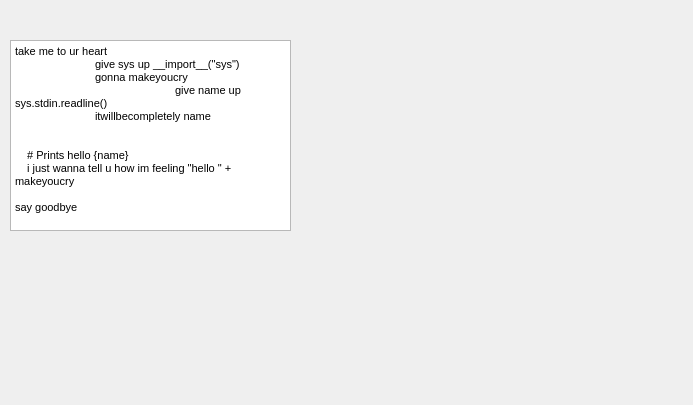
Qt form ui/themes.ui (RedEnder666/RickRoll_IDE) before a commit.
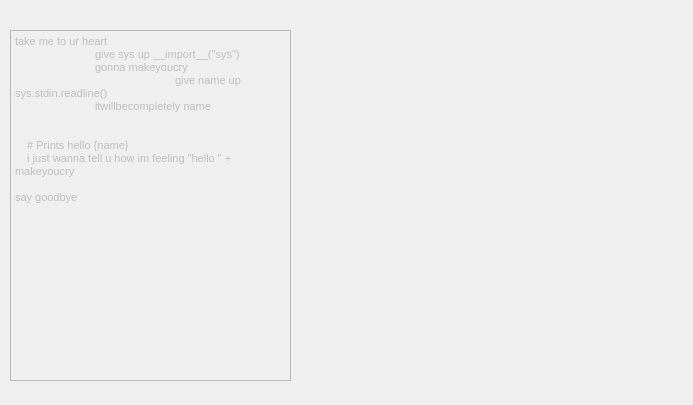
The same form after that commit.

Commit message: Themes better

The edit to the form file:
```diff
--- a/ui/themes.ui
+++ b/ui/themes.ui
@@ -13,20 +13,28 @@
   <property name="windowTitle">
    <string>Form</string>
   </property>
-  <widget class="QTextEdit" name="textEdit">
+  <widget class="QTextEdit" name="codeEdit">
+   <property name="enabled">
+    <bool>false</bool>
+   </property>
    <property name="geometry">
     <rect>
      <x>10</x>
-     <y>40</y>
+     <y>30</y>
      <width>281</width>
-     <height>191</height>
+     <height>351</height>
     </rect>
    </property>
+   <property name="font">
+    <font>
+     <pointsize>15</pointsize>
+    </font>
+   </property>
    <property name="html">
     <string>&lt;!DOCTYPE HTML PUBLIC &quot;-//W3C//DTD HTML 4.0//EN&quot; &quot;http://www.w3.org/TR/REC-html40/strict.dtd&quot;&gt;
 &lt;html&gt;&lt;head&gt;&lt;meta name=&quot;qrichtext&quot; content=&quot;1&quot; /&gt;&lt;style type=&quot;text/css&quot;&gt;
 p, li { white-space: pre-wrap; }
-&lt;/style&gt;&lt;/head&gt;&lt;body style=&quot; font-family:'MS Shell Dlg 2'; font-size:8.25pt; font-weight:400; font-style:normal;&quot;&gt;
+&lt;/style&gt;&lt;/head&gt;&lt;body style=&quot; font-family:'MS Shell Dlg 2'; font-size:15pt; font-weight:400; font-style:normal;&quot;&gt;
 &lt;p style=&quot; margin-top:0px; margin-bottom:0px; margin-left:0px; margin-right:0px; -qt-block-indent:0; text-indent:0px;&quot;&gt;&lt;span style=&quot; font-size:8pt;&quot;&gt;take me to ur heart&lt;/span&gt;&lt;/p&gt;
 &lt;p style=&quot; margin-top:0px; margin-bottom:0px; margin-left:0px; margin-right:0px; -qt-block-indent:0; text-indent:0px; -qt-user-state:0;&quot;&gt;&lt;span style=&quot; font-size:8pt;&quot;&gt;	give sys up __import__(&amp;quot;sys&amp;quot;)&lt;/span&gt;&lt;/p&gt;
 &lt;p style=&quot; margin-top:0px; margin-bottom:0px; margin-left:0px; margin-right:0px; -qt-block-indent:0; text-indent:0px; -qt-user-state:0;&quot;&gt;&lt;span style=&quot; font-size:8pt;&quot;&gt;	gonna makeyoucry&lt;/span&gt;&lt;/p&gt;
```
The commit also changes 2 other files.
